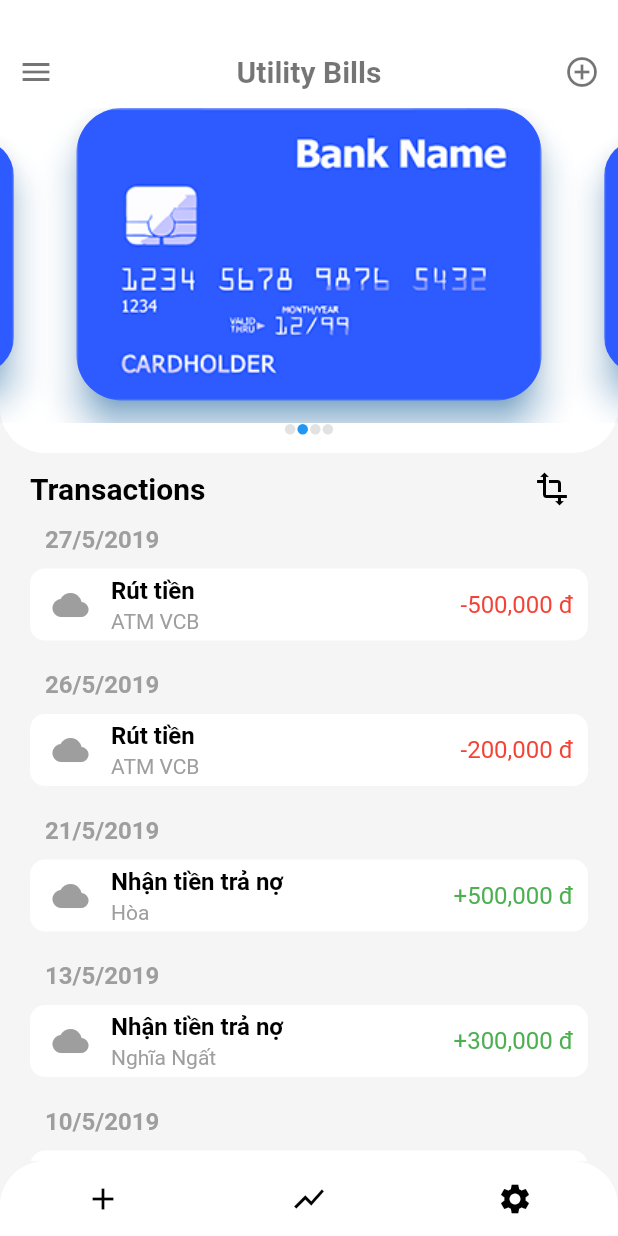
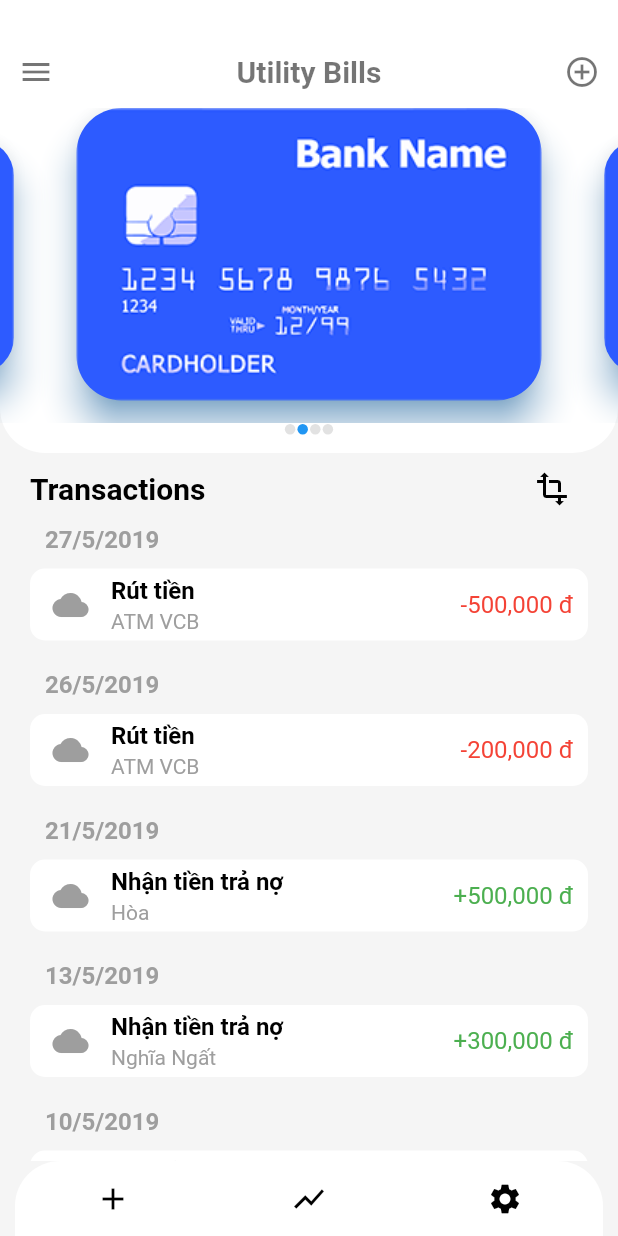
Before and after one commit to phanbaohuy96/Flutter_ProfileManager, a Flutter app: the MenuDashboardPage screen opened directly, on a phone screen of 412 x 824 dp. Run offline on Flutter 3.47's test engine with Material 2 defaults, Android fonts, the phone set to English and light mode, and no system bars; our stand-ins replace bloc, equatable, flutter_bloc, local_auth.

Commit message:
- add padding for bottom bar.

```diff
--- a/lib/views/pages/management_page/management_utility_billing_page.dart
+++ b/lib/views/pages/management_page/management_utility_billing_page.dart
@@ -106,7 +106,9 @@ class _UtilityBillsState extends State<UtilityBills> with SingleTickerProviderSt
           ),
         ),
         //bottom bar
-        Container(
+        Padding(
+          padding: EdgeInsets.only(right: 10, left: 10),
+          child: Container(
             height: 50,
             decoration: BoxDecoration(
               borderRadius: BorderRadius.only(topLeft: Radius.circular(30), topRight: Radius.circular(30), bottomLeft: Radius.circular(widget.isCollapsed ? 0 : 30), bottomRight: Radius.circular(widget.isCollapsed ? 0 : 30)),
@@ -116,6 +118,7 @@ class _UtilityBillsState extends State<UtilityBills> with SingleTickerProviderSt
               mainAxisAlignment: MainAxisAlignment.spaceAround,
               children: _buildBottomBar(),
             ),
+          )
         )
       ],
     );
```
Lines whose indentation alone changed are shown as unchanged.
